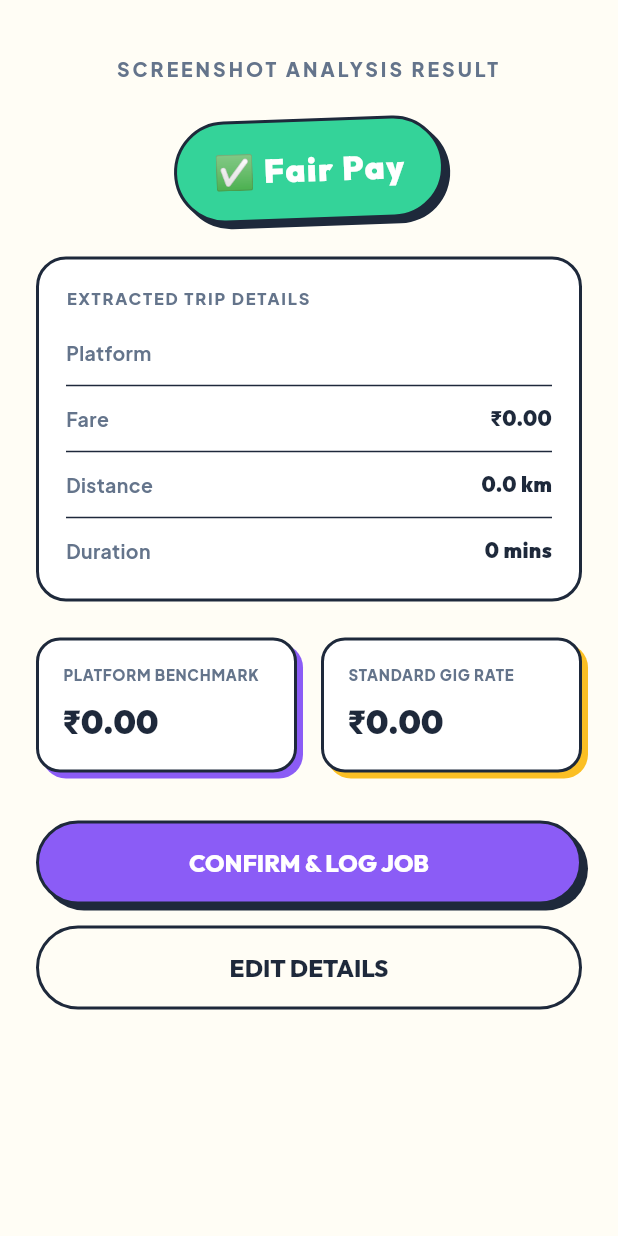
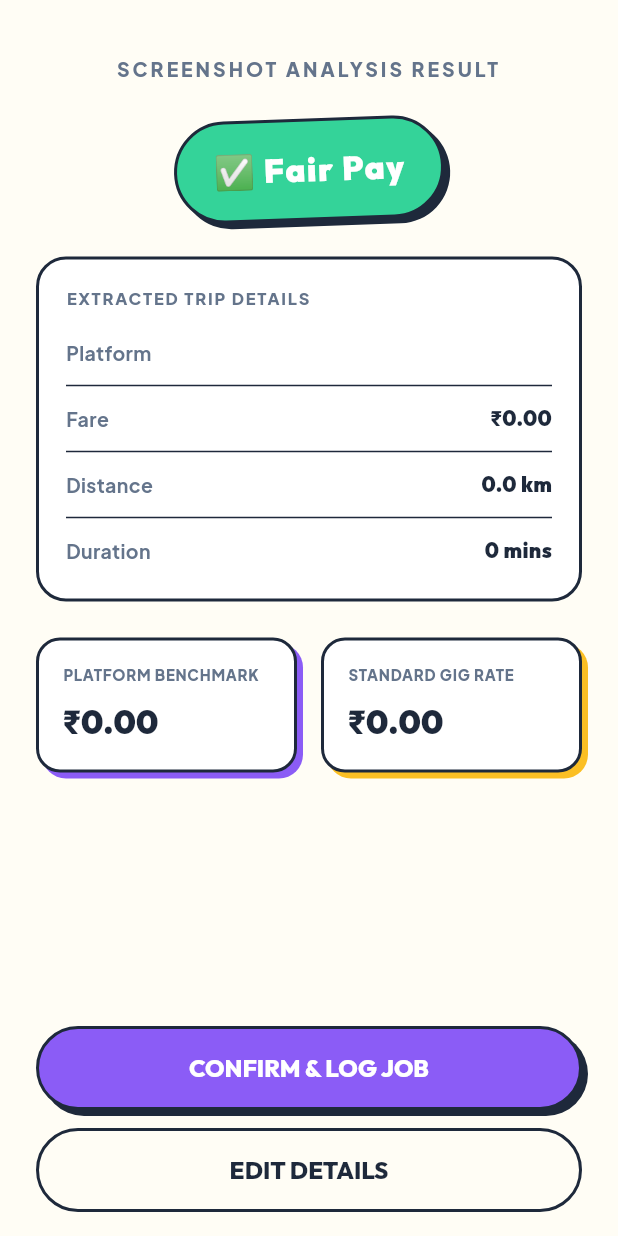
Before and after one commit to Sharvani-G/GigSense, a Flutter app: the OcrResultScreen screen opened directly with empty values, on a phone screen of 412 x 824 dp. Run offline on Flutter 3.47's test engine with Material 3 defaults, Android fonts, the phone set to English and light mode, and no system bars; our stand-ins replace cloud_firestore, firebase_auth, firebase_core, fl_chart, flutter_dotenv, flutter_map and 7 more; missing offline and left inert: record; accounts and stored records are empty.

Commit message:
Phase 5: Fix floating-button overlaps with bottom navigation CTA layouts and snackbar themeing

```diff
--- a/app/lib/screens/home_screen.dart
+++ b/app/lib/screens/home_screen.dart
@@ -1015,6 +1015,7 @@ class _HomeScreenState extends State<HomeScreen> with TickerProviderStateMixin {
                         _buildEmptyState()
                       else
                         _buildMainDashboard(),
+                      const SizedBox(height: 140),
                     ],
                   ),
                 ),
--- a/app/lib/screens/ocr_result_screen.dart
+++ b/app/lib/screens/ocr_result_screen.dart
@@ -197,6 +197,37 @@ class _OcrResultScreenState extends State<OcrResultScreen> {
 
     return Scaffold(
       backgroundColor: PlayfulColors.background,
+      bottomNavigationBar: _isLoadingRates
+          ? null
+          : SafeArea(
+              child: Padding(
+                padding: const EdgeInsets.only(left: 24.0, right: 24.0, bottom: 16.0),
+                child: Column(
+                  mainAxisSize: MainAxisSize.min,
+                  crossAxisAlignment: CrossAxisAlignment.stretch,
+                  children: [
+                    PlayfulButton(
+                      onPressed: _isSaving ? null : () => _logJob(platformExpected, genericExpected),
+                      child: _isSaving
+                          ? const SizedBox(
+                              height: 20,
+                              width: 20,
+                              child: CircularProgressIndicator(color: Colors.white, strokeWidth: 2),
+                            )
+                          : Text(s.t('logjob_btn_confirm')),
+                    ),
+                    const SizedBox(height: 12),
+                    PlayfulSecondaryButton(
+                      onPressed: () {
+                        Navigator.pop(context);
+                        widget.onEdit();
+                      },
+                      child: const Text("EDIT DETAILS"),
+                    ),
+                  ],
+                ),
+              ),
+            ),
       body: SafeArea(
         child: _isLoadingRates
             ? const Center(child: CircularProgressIndicator(color: PlayfulColors.accent))
@@ -280,27 +311,6 @@ class _OcrResultScreenState extends State<OcrResultScreen> {
                             ),
                           ),
                         ],
-                      ),
-                      const SizedBox(height: 32),
-
-                      // Actions
-                      PlayfulButton(
-                        onPressed: _isSaving ? null : () => _logJob(platformExpected, genericExpected),
-                        child: _isSaving
-                            ? const SizedBox(
-                                height: 20,
-                                width: 20,
-                                child: CircularProgressIndicator(color: Colors.white, strokeWidth: 2),
-                              )
-                            : Text(s.t('logjob_btn_confirm')),
-                      ),
-                      const SizedBox(height: 14),
-                      PlayfulSecondaryButton(
-                        onPressed: () {
-                          Navigator.pop(context);
-                          widget.onEdit();
-                        },
-                        child: const Text("EDIT DETAILS"),
                       ),
                     ],
                   ),
```
Also changed, not shown: app/lib/main.dart (+13 -0 lines), app/lib/screens/log_job_screen.dart (+13 -10 lines).
